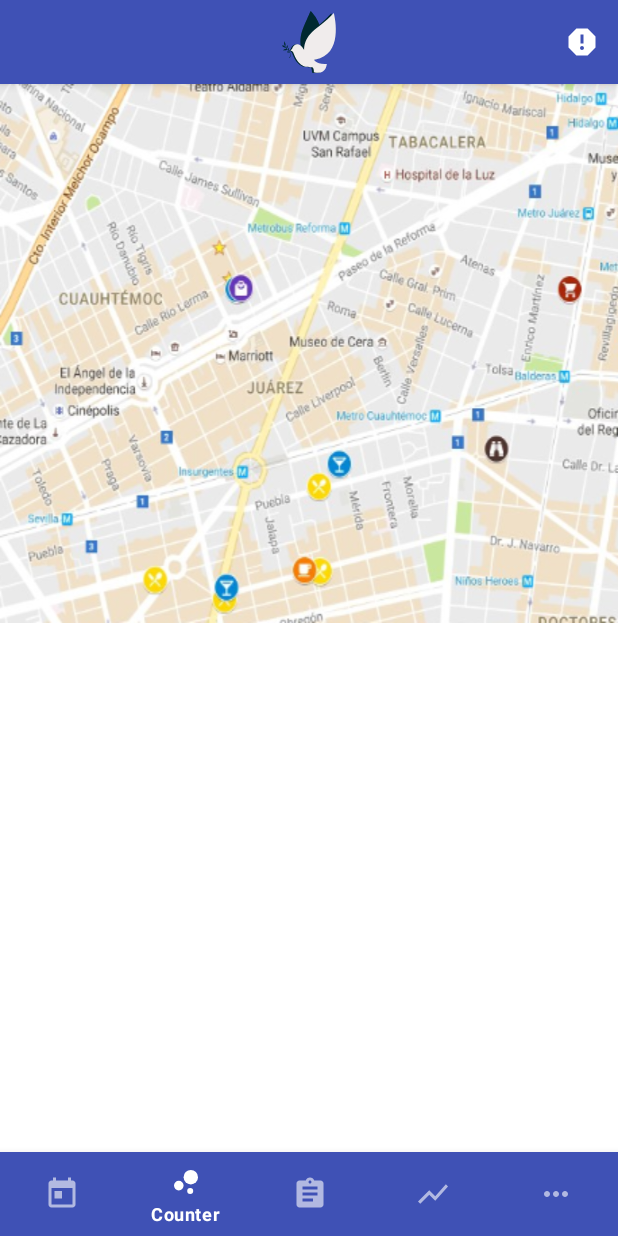
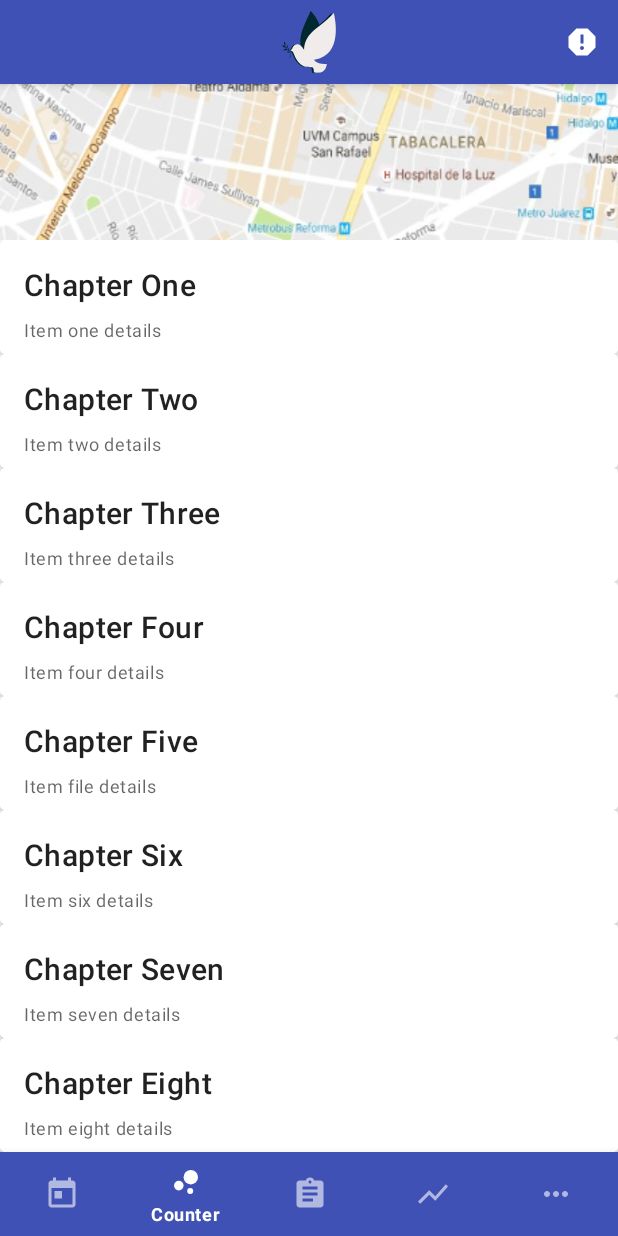
Before and after one commit to netzwerk-taubenrettung-hannover-e-v/TaubenSOS, an Android app: the screen it shows after launch (MainActivity), item 2 of the bottom bar chosen, on a phone screen of 412 x 824 dp. Run offline under Robolectric (Android 15) with nearby library versions, the phone set to English and light mode, and no system bars.

Commit message:
Added Recyclerlist functionality for CounterFragment

```diff
--- /dev/null
+++ b/android/application/app/src/main/java/de/unihannover/se/tauben2/view/AdapterList.kt
@@ -0,0 +1,42 @@
+package de.unihannover.se.tauben2.view
+
+import android.view.LayoutInflater
+import android.view.View
+import android.view.ViewGroup
+import android.widget.TextView
+import androidx.recyclerview.widget.RecyclerView
+import de.unihannover.se.tauben2.R
+
+class AdapterList : RecyclerView.Adapter<AdapterList.ViewHolder>() {
+
+    private val titles = arrayOf("Chapter One",
+            "Chapter Two", "Chapter Three", "Chapter Four",
+            "Chapter Five", "Chapter Six", "Chapter Seven",
+            "Chapter Eight")
+
+    private val details = arrayOf("Item one details", "Item two details",
+            "Item three details", "Item four details",
+            "Item file details", "Item six details",
+            "Item seven details", "Item eight details")
+
+    inner class ViewHolder(itemView: View) : RecyclerView.ViewHolder(itemView) {
+
+        var itemTitle: TextView = itemView.findViewById(R.id.card_title)
+        var itemDetail: TextView = itemView.findViewById(R.id.card_subtitle)
+    }
+
+    override fun onCreateViewHolder(viewGroup: ViewGroup, i: Int): ViewHolder {
+        val v = LayoutInflater.from(viewGroup.context)
+                .inflate(R.layout.card_counter, viewGroup, false)
+        return ViewHolder(v)
+    }
+
+    override fun onBindViewHolder(viewHolder: ViewHolder, i: Int) {
+        viewHolder.itemTitle.text = titles[i]
+        viewHolder.itemDetail.text = details[i]
+    }
+
+    override fun getItemCount(): Int {
+        return titles.size
+    }
+}
--- a/android/application/app/src/main/java/de/unihannover/se/tauben2/view/CounterFragment.kt
+++ b/android/application/app/src/main/java/de/unihannover/se/tauben2/view/CounterFragment.kt
@@ -5,7 +5,7 @@ import android.view.LayoutInflater
 import android.view.View
 import android.view.ViewGroup
 import androidx.fragment.app.Fragment
-import de.unihannover.se.tauben2.R
+import de.unihannover.se.tauben2.R.layout.fragment_counter
 
 class CounterFragment : Fragment() {
 
@@ -17,6 +17,8 @@ class CounterFragment : Fragment() {
 
     override fun onCreateView(inflater: LayoutInflater, container: ViewGroup?,
                               savedInstanceState: Bundle?): View? {
-        return inflater.inflate(R.layout.fragment_counter, container, false)
+
+        return inflater.inflate(fragment_counter, container, false)
     }
+
 }
--- /dev/null
+++ b/android/application/app/src/main/java/de/unihannover/se/tauben2/view/CounterListFragment.kt
@@ -0,0 +1,39 @@
+package de.unihannover.se.tauben2.view
+
+import android.os.Bundle
+import android.view.LayoutInflater
+import android.view.View
+import android.view.ViewGroup
+import androidx.fragment.app.Fragment
+import androidx.recyclerview.widget.LinearLayoutManager
+import androidx.recyclerview.widget.RecyclerView
+import de.unihannover.se.tauben2.R
+import de.unihannover.se.tauben2.R.layout.fragment_counter_list
+
+class CounterListFragment : Fragment() {
+
+    private var layoutManager: RecyclerView.LayoutManager? = null
+    private var adapter: RecyclerView.Adapter<AdapterList.ViewHolder>? = null
+
+    companion object {
+        fun newInstance(): CounterFragment {
+            return CounterFragment()
+        }
+    }
+
+    override fun onCreateView(inflater: LayoutInflater, container: ViewGroup?,
+                              savedInstanceState: Bundle?): View? {
+
+        val view = inflater.inflate(fragment_counter_list, container, false)
+
+        var rv = view.findViewById(R.id.recycler_view) as RecyclerView
+        layoutManager = LinearLayoutManager(activity)
+        rv.layoutManager = layoutManager
+
+        adapter = AdapterList()
+        rv.adapter = adapter
+
+        return view
+    }
+
+}
--- a/android/application/app/src/main/java/de/unihannover/se/tauben2/view/MainActivity.kt
+++ b/android/application/app/src/main/java/de/unihannover/se/tauben2/view/MainActivity.kt
@@ -8,13 +8,11 @@ import android.view.View
 
 import androidx.appcompat.app.AppCompatActivity
 import androidx.appcompat.widget.Toolbar
-import androidx.appcompat.widget.ToolbarWidgetWrapper
 import androidx.fragment.app.Fragment
 import de.unihannover.se.tauben2.R
 import de.unihannover.se.tauben2.filter
 import de.unihannover.se.tauben2.getViewModel
 import de.unihannover.se.tauben2.viewmodel.CaseViewModel
-import kotlinx.android.synthetic.*
 import kotlinx.android.synthetic.main.activity_main.*
 
 class MainActivity : AppCompatActivity(), FragmentChangeListener {
@@ -24,10 +22,9 @@ class MainActivity : AppCompatActivity(), FragmentChangeListener {
         setContentView(R.layout.activity_main)
 
         // Toolbar Settings
-        var toolbar = findViewById(R.id.toolbar) as Toolbar
+        var toolbar = findViewById<Toolbar>(R.id.toolbar)
         setSupportActionBar(toolbar)
         supportActionBar?.setDisplayShowTitleEnabled(false)
-        // toolbar.setLogo(R.drawable.ic_logo)
 
         // Bottom Navigation Event Handler
         bottom_navigation.setOnNavigationItemSelectedListener {item ->
--- /dev/null
+++ b/android/application/app/src/main/res/layout/card_counter.xml
@@ -0,0 +1,39 @@
+<?xml version="1.0" encoding="utf-8"?>
+<com.google.android.material.card.MaterialCardView
+    xmlns:android="http://schemas.android.com/apk/res/android"
+    xmlns:tools="http://schemas.android.com/tools"
+    android:layout_width="match_parent"
+    android:layout_height="wrap_content"
+    xmlns:app="http://schemas.android.com/apk/res-auto"
+    app:cardCornerRadius="3dp"
+    app:cardElevation="2dp">
+
+    <androidx.constraintlayout.widget.ConstraintLayout
+        android:layout_width="match_parent"
+        android:layout_height="wrap_content"
+        android:layout_marginBottom="8dp">
+
+        <TextView
+            android:id="@+id/card_title"
+            android:layout_width="wrap_content"
+            android:layout_height="wrap_content"
+            android:layout_marginStart="16dp"
+            android:layout_marginLeft="16dp"
+            android:layout_marginTop="16dp"
+            android:text="Title goes here"
+            style="@style/TextAppearance.MaterialComponents.Headline6"
+            app:layout_constraintStart_toStartOf="parent"
+            app:layout_constraintTop_toTopOf="parent" />
+
+        <TextView
+            android:id="@+id/card_subtitle"
+            android:layout_width="wrap_content"
+            android:layout_height="wrap_content"
+            android:layout_marginTop="8dp"
+            android:text="Subtitle goes here"
+            style="@style/TextAppearance.MaterialComponents.Caption"
+            app:layout_constraintStart_toStartOf="@+id/card_title"
+            app:layout_constraintTop_toBottomOf="@+id/card_title" />
+
+    </androidx.constraintlayout.widget.ConstraintLayout>
+</com.google.android.material.card.MaterialCardView>
--- a/android/application/app/src/main/res/layout/fragment_counter.xml
+++ b/android/application/app/src/main/res/layout/fragment_counter.xml
@@ -15,7 +15,9 @@
         android:adjustViewBounds="true"
         android:background="@drawable/maps" />
 
-    <androidx.recyclerview.widget.RecyclerView
+    <fragment
+        android:id="@+id/counter_fragment"
+        android:name="de.unihannover.se.tauben2.view.CounterListFragment"
         android:layout_width="match_parent"
         android:layout_height="wrap_content"
         app:layout_anchor="@id/imageView2"
--- /dev/null
+++ b/android/application/app/src/main/res/layout/fragment_counter_list.xml
@@ -0,0 +1,15 @@
+<?xml version="1.0" encoding="utf-8"?>
+<androidx.coordinatorlayout.widget.CoordinatorLayout xmlns:android="http://schemas.android.com/apk/res/android"
+    xmlns:app="http://schemas.android.com/apk/res-auto"
+    android:id="@+id/coordinatorLayout"
+    android:layout_width="match_parent"
+    android:layout_height="match_parent"
+    android:background="#FFFFFF" >
+
+    <androidx.recyclerview.widget.RecyclerView
+        android:id="@+id/recycler_view"
+        android:layout_width="match_parent"
+        android:layout_height="wrap_content"
+        />
+
+</androidx.coordinatorlayout.widget.CoordinatorLayout>
```
